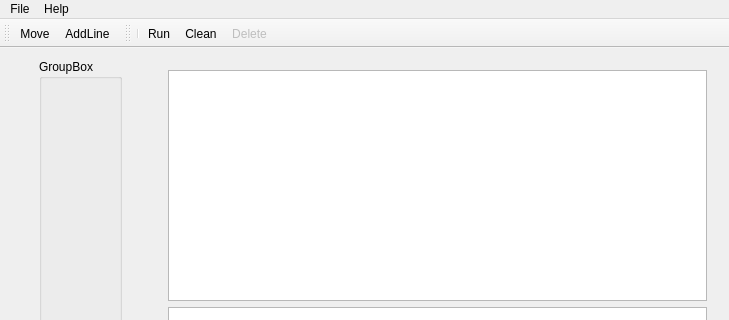
kornel13/zaawansowaneCPP, file mainwindow.ui: the form before one commit; both pictures show x 0 to 729 and y 0 to 320 of the 729 by 543 pixel window.
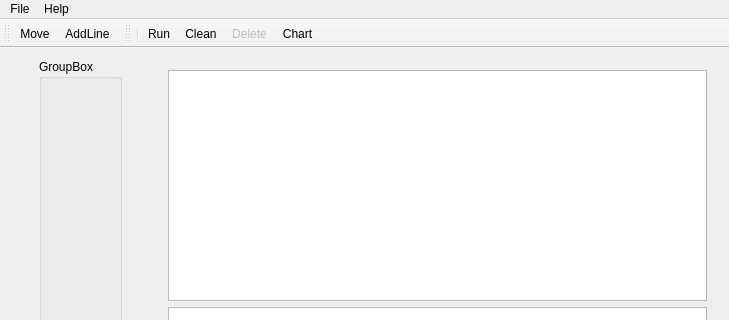
The form after the commit.

Commit message: Dummy chart added

Diff of the .ui file:
```diff
--- a/mainwindow.ui
+++ b/mainwindow.ui
@@ -95,6 +95,7 @@
    <addaction name="actionRun"/>
    <addaction name="actionClean"/>
    <addaction name="actionDelete"/>
+   <addaction name="actionChart"/>
   </widget>
   <action name="actionMove">
    <property name="checkable">
@@ -157,6 +158,17 @@
     <string>Cleans text field below</string>
    </property>
   </action>
+  <action name="actionChart">
+   <property name="enabled">
+    <bool>true</bool>
+   </property>
+   <property name="text">
+    <string>Chart</string>
+   </property>
+   <property name="toolTip">
+    <string>Dispalys chart of  output vales</string>
+   </property>
+  </action>
  </widget>
  <layoutdefault spacing="6" margin="11"/>
  <resources/>
```
The commit also changes 10 other files.
